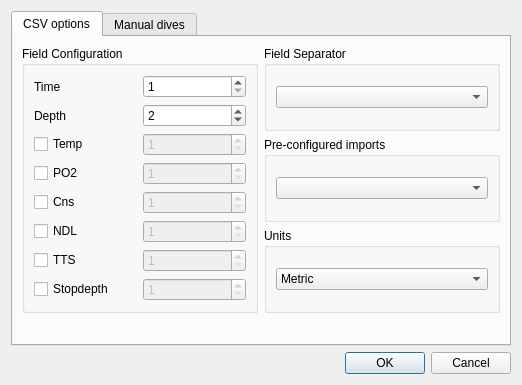
subsurface/subsurface, file qt-ui/divelogimportdialog.ui: the form before one commit.
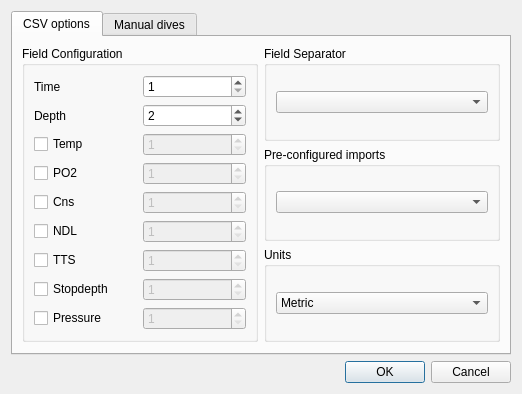
The form after the commit. Icons and pictures are not drawn.

Commit message: Add support for importing pressure from CSV files

```diff
--- a/qt-ui/divelogimportdialog.ui
+++ b/qt-ui/divelogimportdialog.ui
@@ -95,6 +95,26 @@
             </property>
            </widget>
           </item>
+          <item row="8" column="1">
+           <widget class="QSpinBox" name="CSVpressure">
+            <property name="enabled">
+             <bool>false</bool>
+            </property>
+            <property name="minimum">
+             <number>1</number>
+            </property>
+            <property name="value">
+             <number>1</number>
+            </property>
+           </widget>
+          </item>
+          <item row="8" column="0">
+           <widget class="QCheckBox" name="pressureCheckBox">
+            <property name="text">
+             <string>Pressure</string>
+            </property>
+           </widget>
+          </item>
           <item row="3" column="0">
            <widget class="QCheckBox" name="po2CheckBox">
             <property name="text">
```
The commit also changes 5 other files.
